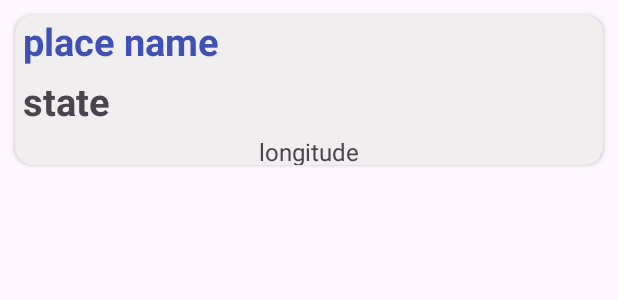
After one commit to Gangadhar-v/ZipCodeConverter, an Android app: the layout item.xml on its own in the app's theme, with its tools: preview values and no code run, on a phone screen of 412 x 824 dp. The commit adds this screen. Shown: the top 300 px of the screen. Run offline under Robolectric (Android 15) with nearby library versions, the phone set to English and light mode, and no system bars.

Commit message:
application completed

```diff
--- a/app/src/main/AndroidManifest.xml
+++ b/app/src/main/AndroidManifest.xml
@@ -1,7 +1,7 @@
 <?xml version="1.0" encoding="utf-8"?>
 <manifest xmlns:android="http://schemas.android.com/apk/res/android"
     xmlns:tools="http://schemas.android.com/tools">
-
+<uses-permission android:name="android.permission.INTERNET"/>
     <application
         android:allowBackup="true"
         android:dataExtractionRules="@xml/data_extraction_rules"
--- /dev/null
+++ b/app/src/main/res/layout/item.xml
@@ -0,0 +1,47 @@
+<?xml version="1.0" encoding="utf-8"?>
+<androidx.cardview.widget.CardView xmlns:android="http://schemas.android.com/apk/res/android"
+    android:layout_width="match_parent"
+    android:layout_height="wrap_content"
+    xmlns:app="http://schemas.android.com/apk/res-auto"
+    app:cardCornerRadius="12dp"
+    android:backgroundTint="#F0EEEE"
+    android:elevation="5dp"
+    android:layout_margin="10dp">
+
+    <LinearLayout
+        android:layout_width="match_parent"
+        android:layout_height="wrap_content"
+        android:orientation="vertical">
+        <TextView
+            android:paddingHorizontal="5dp"
+            android:id="@+id/placeName"
+            android:textSize="25sp"
+            android:maxLines="1"
+            android:ellipsize="end"
+            android:text="place name"
+            android:textStyle="bold"
+            android:textColor="#3F51B5"
+            android:layout_width="match_parent"
+            android:layout_height="40dp"/>
+        <TextView
+            android:paddingHorizontal="5dp"
+            android:maxLines="1"
+            android:ellipsize="end"
+            android:id="@+id/state"
+            android:layout_width="match_parent"
+            android:textSize="25sp"
+            android:gravity="left"
+            android:text="state"
+            android:textStyle="bold"
+            android:layout_height="40dp"/>
+        <TextView
+            android:id="@+id/longiDetails"
+            android:layout_width="match_parent"
+            android:layout_height="20dp"
+            android:text="longitude"
+            android:textSize="16sp"
+            android:gravity="center_horizontal"/>
+
+    </LinearLayout>
+
+</androidx.cardview.widget.CardView>
--- a/app/src/main/res/values/themes.xml
+++ b/app/src/main/res/values/themes.xml
@@ -3,6 +3,7 @@
     <style name="Base.Theme.ZipCodeConverter" parent="Theme.Material3.DayNight.NoActionBar">
         <!-- Customize your light theme here. -->
         <!-- <item name="colorPrimary">@color/my_light_primary</item> -->
+        <item name = "android:statusBarColor">#3F51B5</item>
     </style>
 
     <style name="Theme.ZipCodeConverter" parent="Base.Theme.ZipCodeConverter" />
```
Also changed, not shown: app/build.gradle.kts (+6 -1 lines), app/src/main/java/com/example/zipcodeconverter/MainActivity.kt (+65 -6 lines), app/src/main/java/com/example/zipcodeconverter/RetrofitInstance.kt (added, +17 -0 lines), app/src/main/java/com/example/zipcodeconverter/RetrofitService.kt (added, +16 -0 lines), app/src/main/java/com/example/zipcodeconverter/ZipAdapter.kt (added, +37 -0 lines), app/src/main/java/com/example/zipcodeconverter/model/Place.kt (added, +13 -0 lines), app/src/main/java/com/example/zipcodeconverter/model/ZipResponse.kt (added, +12 -0 lines), app/src/main/res/drawable/ed_bg.xml (added, +8 -0 lines), app/src/main/res/layout/activity_main.xml (+51 -11 lines).
